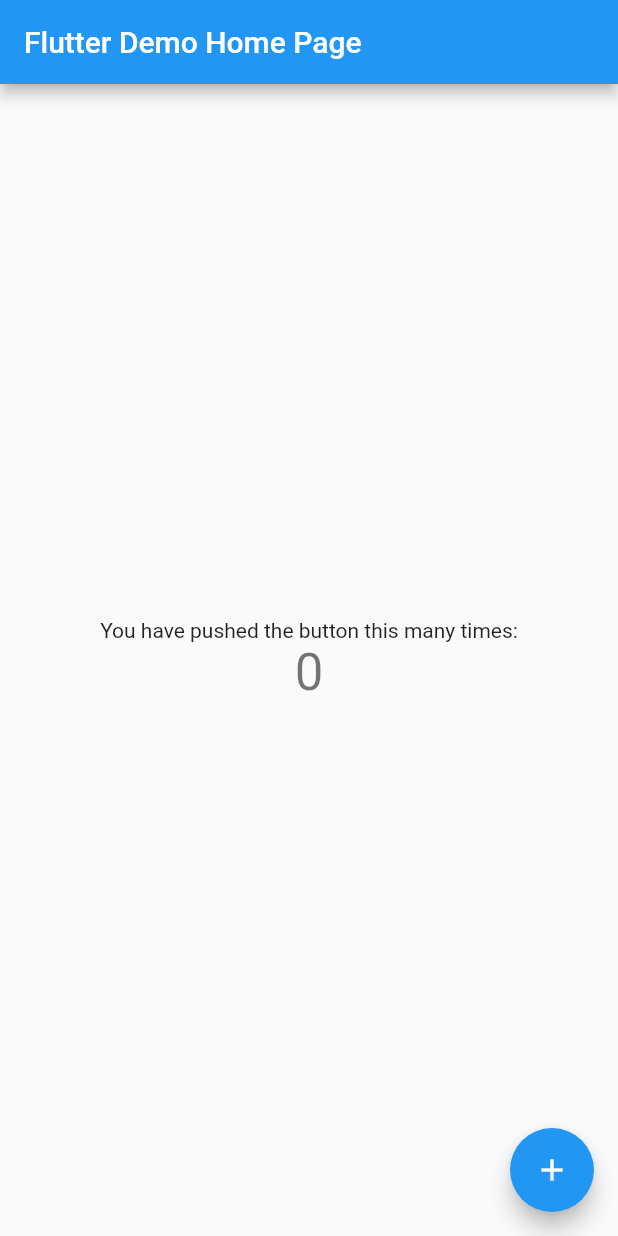
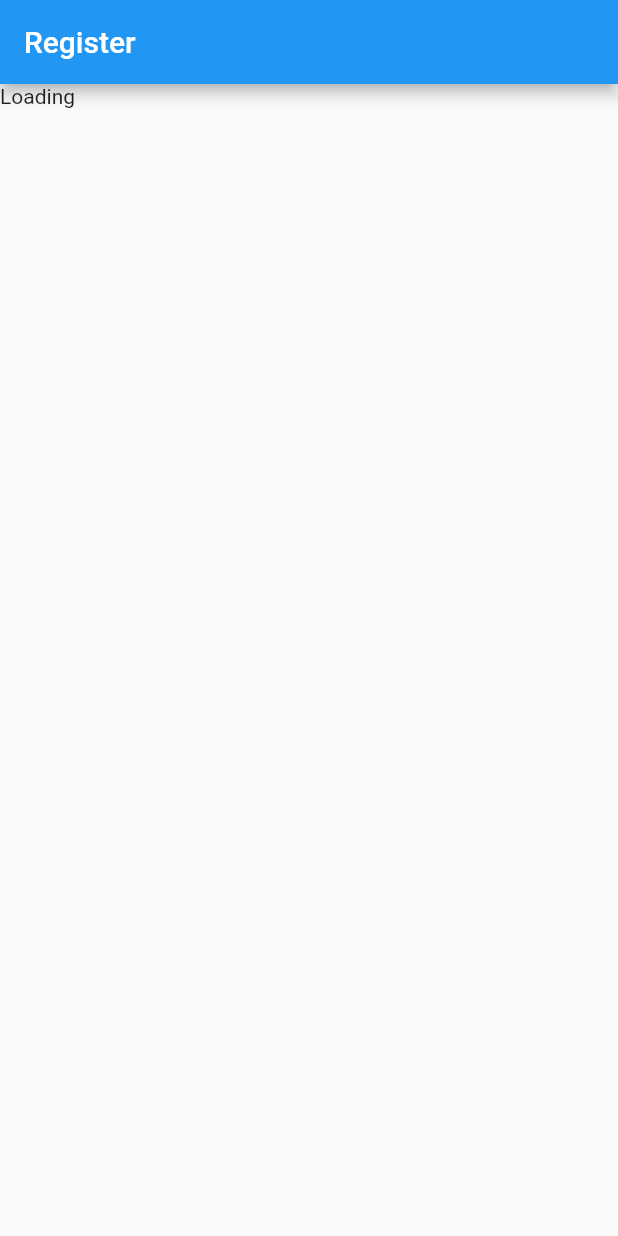
Before and after one commit to saurabhnakade/my-notes-app-flutter, a Flutter app: the screen it shows after launch, on a phone screen of 412 x 824 dp. Run offline on Flutter 3.47's test engine with Material 2 defaults, Android fonts, the phone set to English and light mode, and no system bars; our stand-ins replace firebase_auth, firebase_core; accounts and stored records are empty; generated files the repository leaves out were written again.

```diff
--- a/lib/main.dart
+++ b/lib/main.dart
@@ -1,4 +1,8 @@
+import 'package:firebase_core/firebase_core.dart';
 import 'package:flutter/material.dart';
+
+import 'package:firebase_auth/firebase_auth.dart';
+import 'firebase_options.dart';
 
 void main() {
   runApp(const MyApp());
@@ -6,110 +10,98 @@ void main() {
 
 class MyApp extends StatelessWidget {
   const MyApp({Key? key}) : super(key: key);
-
-  // This widget is the root of your application.
   @override
   Widget build(BuildContext context) {
     return MaterialApp(
       title: 'Flutter Demo',
       theme: ThemeData(
-        // This is the theme of your application.
-        //
-        // Try running your application with "flutter run". You'll see the
-        // application has a blue toolbar. Then, without quitting the app, try
-        // changing the primarySwatch below to Colors.green and then invoke
-        // "hot reload" (press "r" in the console where you ran "flutter run",
-        // or simply save your changes to "hot reload" in a Flutter IDE).
-        // Notice that the counter didn't reset back to zero; the application
-        // is not restarted.
         primarySwatch: Colors.blue,
       ),
-      home: const MyHomePage(title: 'Flutter Demo Home Page'),
+      home: const HomePage(),
     );
   }
 }
 
-class MyHomePage extends StatefulWidget {
-  const MyHomePage({Key? key, required this.title}) : super(key: key);
-
-  // This widget is the home page of your application. It is stateful, meaning
-  // that it has a State object (defined below) that contains fields that affect
-  // how it looks.
-
-  // This class is the configuration for the state. It holds the values (in this
-  // case the title) provided by the parent (in this case the App widget) and
-  // used by the build method of the State. Fields in a Widget subclass are
-  // always marked "final".
-
-  final String title;
+class HomePage extends StatefulWidget {
+  const HomePage({Key? key}) : super(key: key);
 
   @override
-  State<MyHomePage> createState() => _MyHomePageState();
+  State<HomePage> createState() => _HomePageState();
 }
 
-class _MyHomePageState extends State<MyHomePage> {
-  int _counter = 0;
+class _HomePageState extends State<HomePage> {
+  late final TextEditingController _email;
+  late final TextEditingController _password;
 
-  void _incrementCounter() {
-    setState(() {
-      // This call to setState tells the Flutter framework that something has
-      // changed in this State, which causes it to rerun the build method below
-      // so that the display can reflect the updated values. If we changed
-      // _counter without calling setState(), then the build method would not be
-      // called again, and so nothing would appear to happen.
-      _counter++;
-    });
+  @override
+  void initState() {
+    _email = TextEditingController();
+    _password = TextEditingController();
+    super.initState();
+  }
+
+  @override
+  void dispose() {
+    _email.dispose();
+    _password.dispose();
+    super.dispose();
   }
 
   @override
   Widget build(BuildContext context) {
-    // This method is rerun every time setState is called, for instance as done
-    // by the _incrementCounter method above.
-    //
-    // The Flutter framework has been optimized to make rerunning build methods
-    // fast, so that you can just rebuild anything that needs updating rather
-    // than having to individually change instances of widgets.
     return Scaffold(
       appBar: AppBar(
-        // Here we take the value from the MyHomePage object that was created by
-        // the App.build method, and use it to set our appbar title.
-        title: Text(widget.title),
+        title: const Text("Register"),
       ),
-      body: Center(
-        // Center is a layout widget. It takes a single child and positions it
-        // in the middle of the parent.
-        child: Column(
-          // Column is also a layout widget. It takes a list of children and
-          // arranges them vertically. By default, it sizes itself to fit its
-          // children horizontally, and tries to be as tall as its parent.
-          //
-          // Invoke "debug painting" (press "p" in the console, choose the
-          // "Toggle Debug Paint" action from the Flutter Inspector in Android
-          // Studio, or the "Toggle Debug Paint" command in Visual Studio Code)
-          // to see the wireframe for each widget.
-          //
-          // Column has various properties to control how it sizes itself and
-          // how it positions its children. Here we use mainAxisAlignment to
-          // center the children vertically; the main axis here is the vertical
-          // axis because Columns are vertical (the cross axis would be
-          // horizontal).
-          mainAxisAlignment: MainAxisAlignment.center,
-          children: <Widget>[
-            const Text(
-              'You have pushed the button this many times:',
-            ),
-            Text(
-              '$_counter',
-              style: Theme.of(context).textTheme.headline4,
-            ),
-          ],
-        ),
+      body: FutureBuilder(
+        builder: (context, snapshot) {
+          switch (snapshot.connectionState) {
+            case ConnectionState.done:
+              return Column(
+                children: [
+                  TextField(
+                    enableSuggestions: false,
+                    autocorrect: false,
+                    keyboardType: TextInputType.emailAddress,
+                    controller: _email,
+                    decoration: const InputDecoration(
+                      hintText: 'Enter your email here',
+                    ),
+                  ),
+                  TextField(
+                    obscureText: true,
+                    enableSuggestions: false,
+                    autocorrect: false,
+                    controller: _password,
+                    decoration: const InputDecoration(
+                      hintText: 'Enter your password here',
+                    ),
+                  ),
+                  TextButton(
+                    onPressed: () async {
+                      final email = _email.text;
+                      final password = _password.text;
+
+                      await Firebase.initializeApp(
+                        options: DefaultFirebaseOptions.currentPlatform,
+                      );
+
+                      final userCredential = await FirebaseAuth.instance
+                          .createUserWithEmailAndPassword(
+                              email: email, password: password);
+
+                      print(userCredential);
+                    },
+                    child: const Text("Register"),
+                  ),
+                ],
+              );
+
+            default:
+              return const Text("Loading");
+          }
+        },
       ),
-      floatingActionButton: FloatingActionButton(
-        onPressed: _incrementCounter,
-        tooltip: 'Increment',
-        child: const Icon(Icons.add),
-      ), // This trailing comma makes auto-formatting nicer for build methods.
     );
   }
 }
```
